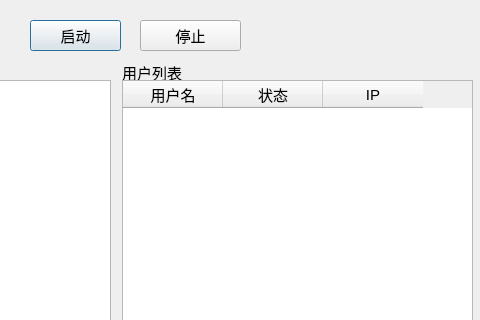
Qt form Server_stu/server.ui (boringz-tiim/Chat-stu) before a commit; both pictures show x 448 to 928 and y 0 to 320 of the 928 by 463 pixel window.
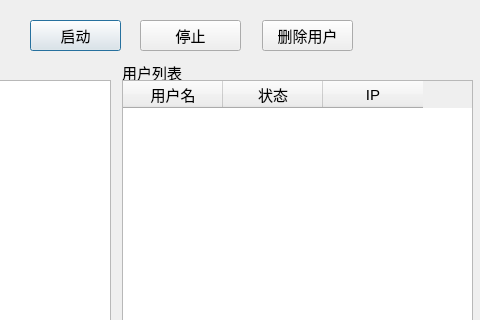
The same form after that commit.

Commit message: 增加功能：服务器端删除选中用户

Diff of the .ui file:
```diff
--- a/Server_stu/server.ui
+++ b/Server_stu/server.ui
@@ -189,6 +189,24 @@
       </column>
      </widget>
     </widget>
+    <widget class="QPushButton" name="deleteUserButton">
+     <property name="geometry">
+      <rect>
+       <x>710</x>
+       <y>20</y>
+       <width>91</width>
+       <height>31</height>
+      </rect>
+     </property>
+     <property name="font">
+      <font>
+       <pointsize>11</pointsize>
+      </font>
+     </property>
+     <property name="text">
+      <string>删除用户</string>
+     </property>
+    </widget>
    </widget>
    <widget class="QWidget" name="userManage"/>
   </widget>
```
The commit also changes 3 other files.
